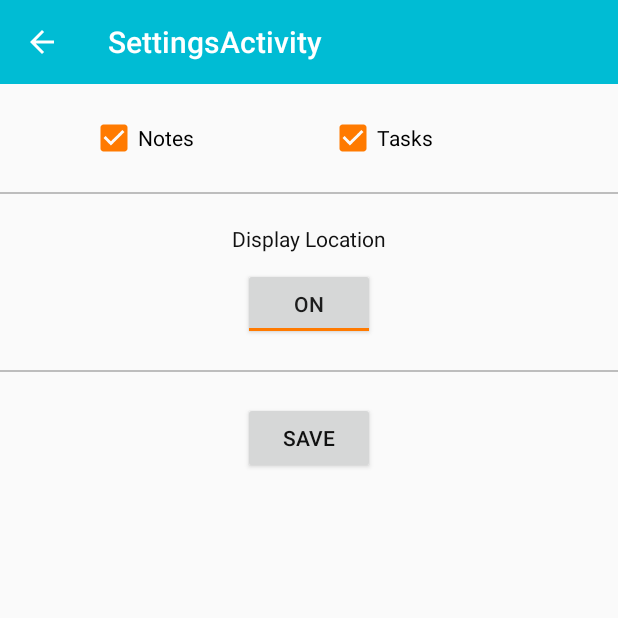
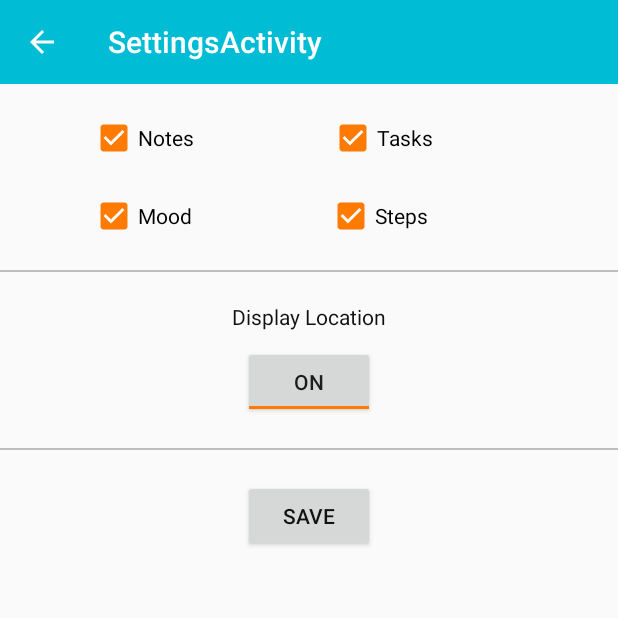
Before and after one commit to DanStout/csci4176-group3, an Android app: the screen it shows after launch (SettingsActivity), in the options menu, after a tap on "Settings", on a phone screen of 412 x 824 dp, the top half of it. Run offline under Robolectric (Android 15) with nearby library versions, the phone set to English and light mode, and no system bars; our stand-ins replace ButterKnife, Timber; libraries missing offline, so code that uses them is left out: com.afollestad.materialdialogs, com.jakewharton.threetenabp, com.jmedeisis.draglinearlayout, com.karumi.dexter, io.realm and 1 more; 45 statements that could not run were skipped.

Commit message:
Disable more stuff

```diff
--- a/app/src/main/java/ca/dal/csci4176/journalit/DailyEntryActivity.java
+++ b/app/src/main/java/ca/dal/csci4176/journalit/DailyEntryActivity.java
@@ -69,6 +69,15 @@ public class DailyEntryActivity extends AppCompatActivity
 
     @BindView(R.id.entry_tasks)
     TextView mTask;
+
+    @BindView(R.id.mood_title)
+    TextView mMoodTitle;
+
+    @BindView(R.id.mood_spinner)
+    Spinner mMoodSpinner;
+
+    @BindView(R.id.entry_step_container)
+    LinearLayout mStepCont;
 
     @BindView(R.id.entry_no_photo_container)
     LinearLayout mNoPhotoCont;
@@ -420,6 +429,9 @@ public class DailyEntryActivity extends AppCompatActivity
         super.onResume();
         boolean shownote = load("note", true);
         boolean showtask = load("task", true);
+        boolean showmood = load("mood", true);
+        boolean showstep = load("step", true);
+        boolean showlocation = load("location", true);
         if (shownote)
         {
             mNoteCont.setVisibility(View.VISIBLE);
@@ -440,5 +452,31 @@ public class DailyEntryActivity extends AppCompatActivity
             mTaskCont.setVisibility(View.GONE);
             mTask.setVisibility(View.GONE);
         }
+        if (showmood)
+        {
+            mMoodTitle.setVisibility(View.VISIBLE);
+            mMoodSpinner.setVisibility(View.VISIBLE);
+        }
+        else
+        {
+            mMoodTitle.setVisibility(View.GONE);
+            mMoodSpinner.setVisibility(View.GONE);
+        }
+        if (showstep)
+        {
+            mStepCont.setVisibility(View.VISIBLE);
+        }
+        else
+        {
+            mStepCont.setVisibility(View.GONE);
+        }
+        if (showlocation)
+        {
+            mTxtLocation.setVisibility(View.VISIBLE);
+        }
+        else
+        {
+            mTxtLocation.setVisibility(View.GONE);
+        }
     }
 }
--- a/app/src/main/java/ca/dal/csci4176/journalit/SettingsActivity.java
+++ b/app/src/main/java/ca/dal/csci4176/journalit/SettingsActivity.java
@@ -19,7 +19,7 @@ public class SettingsActivity extends AppCompatActivity implements View.OnClickL
 
     private Toolbar mToolbar;
     private ToggleButton location;
-    private CheckBox note, task;
+    private CheckBox note, task, mood, step;
     private Button button;
 
     @Override
@@ -31,6 +31,8 @@ public class SettingsActivity extends AppCompatActivity implements View.OnClickL
         location = (ToggleButton) findViewById(R.id.tb);
         note = (CheckBox) findViewById(R.id.note);
         task = (CheckBox) findViewById(R.id.task);
+        mood = (CheckBox) findViewById(R.id.mood);
+        step = (CheckBox) findViewById(R.id.step);
         button = (Button) findViewById(R.id.button);
         button.setOnClickListener(this);
         mToolbar.setTitle("SettingsActivity");
@@ -52,6 +54,8 @@ public class SettingsActivity extends AppCompatActivity implements View.OnClickL
         super.onResume();
         note.setChecked(load("note", true));
         task.setChecked(load("task", true));
+        mood.setChecked(load("mood", true));
+        step.setChecked(load("step", true));
         location.setChecked(load("location", true));
     }
 
@@ -72,6 +76,8 @@ public class SettingsActivity extends AppCompatActivity implements View.OnClickL
         if (view.getId() == R.id.button) {
             save("note", note.isChecked());
             save("task", task.isChecked());
+            save("mood", mood.isChecked());
+            save("step", step.isChecked());
             save("location", location.isChecked());
             Intent i = new Intent(SettingsActivity.this, MainActivity.class);
             startActivity(i);
--- a/app/src/main/res/layout/activity_daily_entry.xml
+++ b/app/src/main/res/layout/activity_daily_entry.xml
@@ -75,6 +75,7 @@
 
 
             <LinearLayout
+                android:id="@+id/entry_step_container"
                 android:layout_width="match_parent"
                 android:layout_height="wrap_content"
                 android:orientation="horizontal"
--- a/app/src/main/res/layout/activity_settings.xml
+++ b/app/src/main/res/layout/activity_settings.xml
@@ -26,6 +26,29 @@
             android:layout_width="wrap_content"
             android:layout_height="wrap_content"
             android:text="Tasks"
+            android:checked="true"/>
+    </LinearLayout>
+
+    <LinearLayout
+        android:paddingTop="20dp"
+        android:paddingLeft="10dp"
+        android:paddingRight="10dp"
+        android:layout_width="match_parent"
+        android:layout_height="wrap_content"
+        android:orientation="horizontal">
+        <CheckBox
+            android:id="@+id/mood"
+            android:layout_marginLeft="50dp"
+            android:layout_width="wrap_content"
+            android:layout_height="wrap_content"
+            android:text="Mood"
+            android:checked="true"/>
+        <CheckBox
+            android:id="@+id/step"
+            android:layout_marginLeft="90dp"
+            android:layout_width="wrap_content"
+            android:layout_height="wrap_content"
+            android:text="Steps"
             android:checked="true"/>
     </LinearLayout>
 
```
